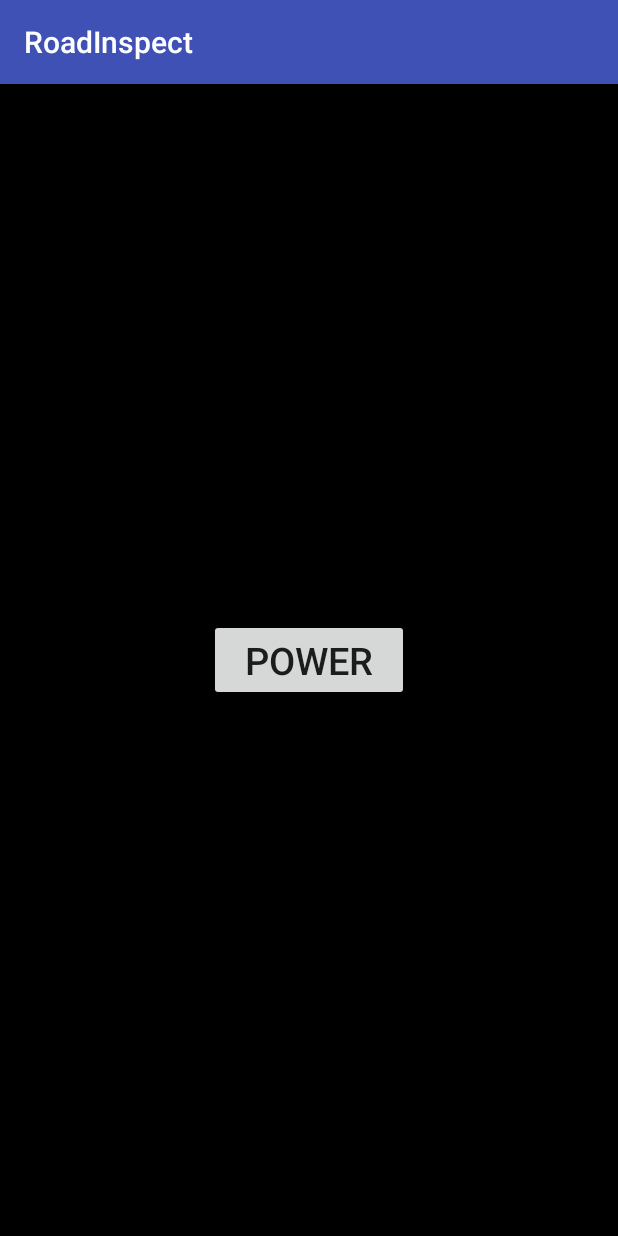
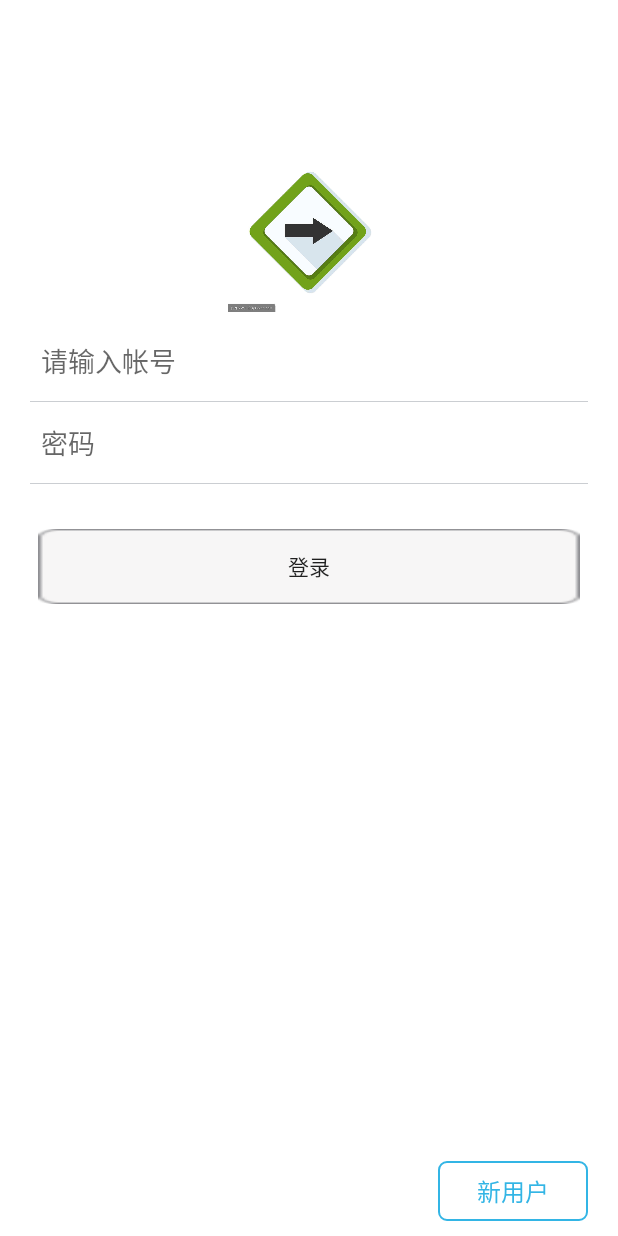
Before and after one commit to shuangjiang169/RoadInspect, an Android app: the screen it shows after launch (MainActivity before the commit, LoginActivity after it), on a phone screen of 412 x 824 dp. Run offline under Robolectric (Android 15) with nearby library versions, the phone set to English and light mode, and no system bars.

Commit message:
add register and login function.and database useing sqlite

```diff
--- /dev/null
+++ b/app/src/main/java/com/example/boyceng/roadinspect/LoginActivity.java
@@ -0,0 +1,82 @@
+package com.example.boyceng.roadinspect;
+
+import android.app.Activity;
+import android.content.Context;
+import android.content.Intent;
+import android.os.Bundle;
+import android.text.TextUtils;
+import android.view.View;
+import android.view.View.OnClickListener;
+import android.view.Window;
+import android.view.animation.Animation;
+import android.view.animation.AnimationUtils;
+import android.widget.Button;
+import android.widget.EditText;
+import android.widget.RelativeLayout;
+import android.widget.Toast;
+
+public class LoginActivity extends Activity {
+
+	private EditText user;
+	private EditText pwd;
+	private Button loginBtn;
+	private Button btn_register;
+	private String username = "";
+	private String pass = "";
+	private Context mContext;
+	private DatabaseHelper d;
+
+	@Override
+	protected void onCreate(Bundle savedInstanceState) {
+		super.onCreate(savedInstanceState);
+		requestWindowFeature(Window.FEATURE_NO_TITLE);
+		setContentView(R.layout.activity_login);
+		mContext = this;
+		d = new DatabaseHelper(getApplicationContext());
+
+		user = (EditText) findViewById(R.id.name);
+		pwd = (EditText) findViewById(R.id.pwd);
+		loginBtn = (Button) findViewById(R.id.login_btn);
+		loginBtn.setOnClickListener(loginClick);
+
+		btn_register = (Button) findViewById(R.id.btn_register);
+		btn_register.setOnClickListener(new OnClickListener() {
+
+			@Override
+			public void onClick(View v) {
+				// TODO Auto-generated method stub
+				Intent mIntent = new Intent(LoginActivity.this,RegisterActivity.class);
+				startActivity(mIntent);
+			}
+		});
+		user.setText("");
+		pwd.setText("");
+	}
+
+	OnClickListener loginClick = new OnClickListener() {
+		public void onClick(final View v) {
+			if(checkEmpty()){
+				if(d.check(username, pass)){
+					Intent i = new Intent(LoginActivity.this,MainActivity.class);
+					startActivity(i);
+				}else{
+					Toast.makeText(getApplicationContext(),
+							getString(R.string.remain_error),Toast.LENGTH_SHORT).show();
+				}
+			}
+		}
+	};
+
+	private boolean checkEmpty(){
+		username = user.getText().toString().trim();
+		pass = pwd.getText().toString().trim();
+        boolean ret = false;
+		if(username.equals("")||pass.equals("")){
+			Toast.makeText(getApplicationContext(),getString(R.string.remain_empty),Toast.LENGTH_SHORT).show();
+			ret = false;
+		}else{
+			ret = true;
+		}
+        return ret;
+	}
+}
--- /dev/null
+++ b/app/src/main/res/drawable/button_style.xml
@@ -0,0 +1,8 @@
+<?xml version="1.0" encoding="utf-8"?>
+<selector xmlns:android="http://schemas.android.com/apk/res/android">
+
+    <item android:drawable="@drawable/button_down" android:state_pressed="true"/>
+    <item android:drawable="@drawable/button_down" android:state_focused="true"/>
+    <item android:drawable="@drawable/button_on"/>
+
+</selector>
--- /dev/null
+++ b/app/src/main/res/drawable/register_user_btn.xml
@@ -0,0 +1,7 @@
+<?xml version="1.0" encoding="utf-8"?>
+<shape xmlns:android="http://schemas.android.com/apk/res/android" >
+    <corners android:radius="5dp"/>
+    <solid android:color="@android:color/transparent"/>
+    <stroke android:width="1dp" android:color="#ff33b5e5"/>
+
+</shape>
--- /dev/null
+++ b/app/src/main/res/layout/activity_login.xml
@@ -0,0 +1,89 @@
+<?xml version="1.0" encoding="utf-8"?>
+<RelativeLayout xmlns:android="http://schemas.android.com/apk/res/android"
+    android:layout_width="match_parent"
+    android:layout_height="match_parent"
+    android:background="#FFF" >
+
+    <ImageView
+        android:id="@+id/login_picture"
+        android:layout_width="108dp"
+        android:layout_height="108dp"
+        android:layout_centerHorizontal="true"
+        android:layout_marginTop="100dp"
+        android:src="@drawable/logoxxx" />
+
+    <RelativeLayout
+        android:id="@+id/rl_user"
+        android:layout_width="match_parent"
+        android:layout_height="wrap_content"
+        android:layout_below="@id/login_picture" >
+
+        <LinearLayout
+            android:id="@+id/ll_user_info"
+            android:layout_width="match_parent"
+            android:layout_height="wrap_content"
+            android:layout_marginLeft="20dp"
+            android:layout_marginRight="20dp"
+            android:layout_marginTop="5dp"
+            android:focusable="true"
+            android:focusableInTouchMode="true"
+            android:orientation="vertical" >
+
+            <EditText
+                android:id="@+id/name"
+                android:layout_width="match_parent"
+                android:layout_height="50dp"
+                android:layout_margin="2dp"
+                android:hint="请输入帐号"
+                android:background="@null"
+                android:inputType="text"
+                android:padding="5dp" />
+
+            <View
+                android:layout_width="match_parent"
+                android:layout_height="0.5dp"
+                android:background="#CBCED2" />
+
+            <EditText
+                android:id="@+id/pwd"
+                android:layout_width="match_parent"
+                android:layout_height="50dp"
+                android:layout_margin="2dp"
+                android:hint="密码"
+                android:background="@null"
+                android:inputType="textPassword"
+                android:padding="5dp" />
+
+            <View
+                android:layout_width="match_parent"
+                android:layout_height="0.5dp"
+                android:background="#CBCED2" />
+        </LinearLayout>
+
+        <Button
+            android:id="@+id/login_btn"
+            android:layout_width="match_parent"
+            android:layout_height="50dp"
+            android:layout_below="@id/ll_user_info"
+            android:layout_marginLeft="25dp"
+            android:layout_marginRight="25dp"
+            android:layout_marginTop="30dp"
+            android:background="@drawable/button_style"
+            android:text="登录" />
+    </RelativeLayout>
+
+
+    <Button
+        android:id="@+id/btn_register"
+        android:layout_width="100dp"
+        android:layout_height="40dp"
+        android:layout_alignParentBottom="true"
+        android:layout_alignParentRight="true"
+        android:layout_marginBottom="10dp"
+        android:layout_marginRight="20dp"
+        android:background="@drawable/register_user_btn"
+        android:text="新用户"
+        android:textColor="#ff33b5e5"
+        android:textSize="16sp" />
+
+</RelativeLayout>
--- /dev/null
+++ b/app/src/main/res/values-w820dp/dimens.xml
@@ -0,0 +1,6 @@
+<resources>
+    <!-- Example customization of dimensions originally defined in res/values/dimens.xml
+         (such as screen margins) for screens with more than 820dp of available width. This
+         would include 7" and 10" devices in landscape (~960dp and ~1280dp respectively). -->
+    <dimen name="activity_horizontal_margin">64dp</dimen>
+</resources>
--- /dev/null
+++ b/app/src/main/res/values/dimens.xml
@@ -0,0 +1,5 @@
+<resources>
+    <!-- Default screen margins, per the Android Design guidelines. -->
+    <dimen name="activity_horizontal_margin">16dp</dimen>
+    <dimen name="activity_vertical_margin">16dp</dimen>
+</resources>
--- a/app/src/main/res/values/strings.xml
+++ b/app/src/main/res/values/strings.xml
@@ -1,3 +1,8 @@
 <resources>
     <string name="app_name">RoadInspect</string>
+    <string name="remain_empty">请将账号密码填写完整！</string>
+    <string name="remain_error">请将账号密码填写正确！</string>
+    <string name="remain_register_succ">注册成功！</string>
+    <string name="cancel">取消</string>
+    <string name="ok">确定</string>
 </resources>
```
Also changed, not shown: app/src/main/AndroidManifest.xml (+27 -1 lines), app/src/main/java/com/example/boyceng/roadinspect/DatabaseHelper.java (added, +104 -0 lines), app/src/main/java/com/example/boyceng/roadinspect/RegisterActivity.java (added, +69 -0 lines), app/src/main/res/layout/activity_register.xml (added, +68 -0 lines), app/src/main/res/drawable/button_down.png (added), app/src/main/res/drawable/button_on.png (added), app/src/main/res/drawable/logoxxx.jpg (added).
